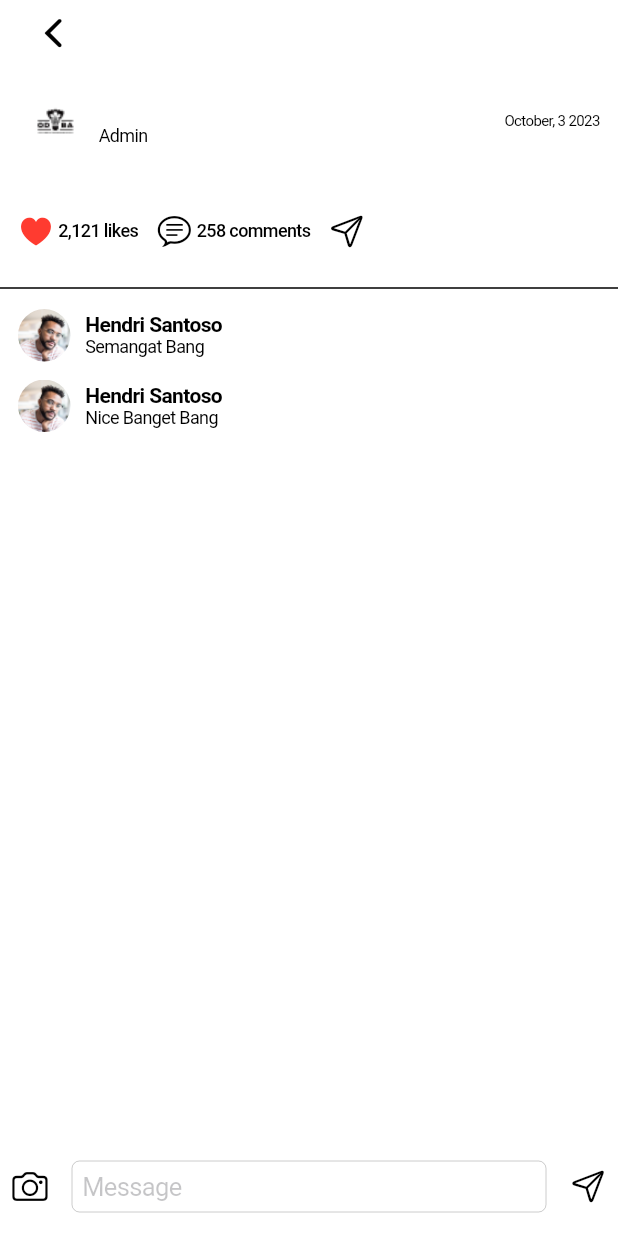
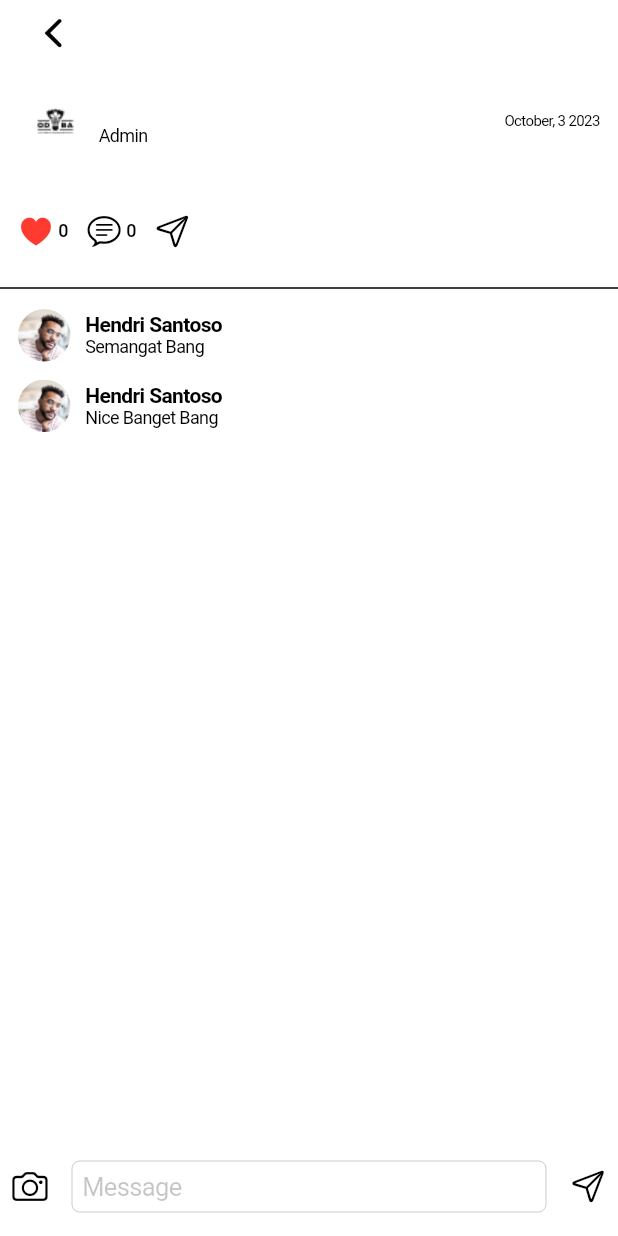
Before and after one commit to Delvinlim/konekto, a Flutter app: the CommunitiesPost screen opened directly with empty values, after a tap on an icon or button, on a phone screen of 412 x 824 dp. Run offline on Flutter 3.47's test engine with Material 3 defaults, Android fonts, the phone set to English and light mode, and no system bars; drawn by our look-alikes of skeletonizer; our stand-ins replace camera, card_swiper, dio, flutter_easyloading, flutter_secure_storage, modal_bottom_sheet and 5 more; missing offline and left inert: cupertino_onboarding, custom_accordion, flutter_session_jwt; accounts and stored records are empty; network calls fail.

Commit message:
feat: latest app adjustment and updates

```diff
--- a/lib/main.dart
+++ b/lib/main.dart
@@ -14,7 +14,7 @@ void configLoading() {
     ..radius = 10.0
     ..indicatorSize = 45.0
     ..textColor = Colors.black
-    ..indicatorColor = Colors.black
+    ..indicatorColor = Colors.white
     ..maskColor = Colors.transparent
     ..backgroundColor = Colors.transparent
     ..boxShadow = []
--- a/lib/pages/communities/community_detail_page.dart
+++ b/lib/pages/communities/community_detail_page.dart
@@ -112,8 +112,8 @@ class _CommunitiesDetailState extends State<CommunitiesDetailPage> {
     });
     dynamic accessToken = await _storage.read(key: 'jwtToken');
     try {
-      Response response = await dioClient.get('/community/posts',
-          data: {'communityId': widget.communityId},
+      Response response = await dioClient.get(
+          '/community/posts/${widget.communityId}',
           options: Options(headers: {"Authorization": 'Bearer $accessToken'}));
       print('hello here..');
       print(response);
@@ -137,10 +137,10 @@ class _CommunitiesDetailState extends State<CommunitiesDetailPage> {
         print('end post response');
       } else {
         // Handle error response (non-200 status code)
-        print('Failed to fetch notification data: ${response.statusCode}');
+        print('Failed to fetch posts data: ${response.statusCode}');
       }
     } on DioException catch (e) {
-      print('error post...');
+      print('error post disini.......');
       print(e);
       setState(() {
         isPostsFetched = false;
@@ -320,7 +320,7 @@ class _CommunitiesDetailState extends State<CommunitiesDetailPage> {
                           const Column(
                             children: [
                               Text(
-                                '13',
+                                '0',
                                 style: TextStyle(
                                     fontSize: 16,
                                     fontWeight: FontWeight.w700,
--- a/lib/pages/communities/community_page.dart
+++ b/lib/pages/communities/community_page.dart
@@ -72,7 +72,7 @@ class _CommunitiesState extends State<Communities> {
     } on DioException catch (e) {
       // The request was made and the server responded with a status code
       // that falls out of the range of 2xx and is also not 304.
-      print('error post...');
+      print('error fetch posts...');
       print(e);
       setState(() {
         isPostsFetched = false;
@@ -152,7 +152,7 @@ class _CommunitiesState extends State<Communities> {
     } on DioException catch (e) {
       // The request was made and the server responded with a status code
       // that falls out of the range of 2xx and is also not 304.
-      print('error post...');
+      print('error getting community list...');
       print(e);
       setState(() {
         isCommunitiesFetched = false;
@@ -238,12 +238,12 @@ class _CommunitiesState extends State<Communities> {
         // print('end communities response');
       } else {
         // Handle error response (non-200 status code)
-        print('Failed to fetch notification data: ${response.statusCode}');
+        print('Failed to fetch communities data: ${response.statusCode}');
       }
     } on DioException catch (e) {
       // The request was made and the server responded with a status code
       // that falls out of the range of 2xx and is also not 304.
-      print('error post...');
+      print('error communities by categories...');
       print(e);
       setState(() {
         isCommunitiesFetched = false;
--- a/lib/pages/communities/community_post_page.dart
+++ b/lib/pages/communities/community_post_page.dart
@@ -71,8 +71,11 @@ class _CommunitiesPostState extends State<CommunitiesPost> {
     });
     dynamic accessToken = await _storage.read(key: 'jwtToken');
     try {
-      Response response = await dioClient.get('/community/post',
-          data: {'postId': widget.postId},
+      print('before executing...');
+      print(widget.postId);
+      Response response = await dioClient.get(
+          '/community/post/${widget.postId}',
+          data: {},
           options: Options(headers: {"Authorization": 'Bearer $accessToken'}));
       print('hello here..');
       print(response);
@@ -99,7 +102,7 @@ class _CommunitiesPostState extends State<CommunitiesPost> {
     } on DioException catch (e) {
       // The request was made and the server responded with a status code
       // that falls out of the range of 2xx and is also not 304.
-      print('error post...');
+      print('error post hereeeee...');
       print(e);
       setState(() {
         isPostsFetched = false;
--- a/lib/widgets/card/communities_card_widget.dart
+++ b/lib/widgets/card/communities_card_widget.dart
@@ -1,3 +1,5 @@
+import 'dart:convert';
+
 import 'package:dio/dio.dart';
 import 'package:flutter/cupertino.dart';
 import 'package:flutter/material.dart';
@@ -250,6 +252,78 @@ class ForYouCommunitiesCard extends StatefulWidget {
 
 class _ForYouCommunitiesCardState extends State<ForYouCommunitiesCard> {
   IconData heartIcon = CupertinoIcons.heart;
+  num totalLikes = 0;
+  num totalComments = 0;
+
+  @override
+  void initState() {
+    super.initState();
+    fetchPostMetadata();
+  }
+
+  void fetchPostMetadata() async {
+    try {
+      Response res = await dioClient.get('/post/${widget.postId}/metadata');
+      final response = json.decode(res.toString());
+      if (res.statusCode == 200) {
+        // Successful response, parse the JSON
+        // Map<String, dynamic> responseData = response.data;
+        // CommunityPostsResponse communityPostsResponse =
+        //     CommunityPostsResponse.fromJson(responseData);
+        setState(() {
+          totalLikes = response['totalLikes']['count'] ?? 0;
+          totalComments = response['totalComments']['count'] ?? 0;
+          // postsList = communityPostsResponse.communityPosts ?? [];
+          // isPostsFetched = false;
+        });
+        // Successful response, parse the JSON
+      } else {
+        // Handle error response (non-200 status code)
+        print('Failed to fetch post metadata data: ${res.statusCode}');
+      }
+    } on DioException catch (e) {
+      // The request was made and the server responded with a status code
+      // that falls out of the range of 2xx and is also not 304.
+      print('error post metadata...');
+      print(e);
+      // setState(() {
+      //   isPostsFetched = false;
+      // });
+      if (e.response?.data['message'] != null &&
+          e.response?.statusCode != 429) {
+        // ignore: use_build_context_synchronously
+        toastification.show(
+            context: context,
+            title: Text(e.response?.data['message']),
+            autoCloseDuration: const Duration(seconds: 3),
+            type: ToastificationType.warning,
+            style: ToastificationStyle.flatColored,
+            alignment: Alignment.topCenter,
+            direction: TextDirection.ltr,
+            dragToClose: true,
+            showProgressBar: false);
+      } else {
+        // Something happened in setting up or sending the request that triggered an Error
+        // ignore: use_build_context_synchronously
+        toastification.show(
+            context: context,
+            title: e.message != null
+                ? Text(e.response!.statusMessage!)
+                : const Text("Server Error"),
+            description: const Text(
+              'Failed to get post metadata',
+              style: TextStyle(fontWeight: FontWeight.w500),
+            ),
+            autoCloseDuration: const Duration(seconds: 3),
+            type: ToastificationType.error,
+            style: ToastificationStyle.flatColored,
+            alignment: Alignment.topCenter,
+            direction: TextDirection.ltr,
+            dragToClose: true,
+            showProgressBar: false);
+      }
+    }
+  }
 
   @override
   Widget build(BuildContext context) {
@@ -374,71 +448,6 @@ class _ForYouCommunitiesCardState extends State<ForYouCommunitiesCard> {
                   ),
                 ),
               ),
-            // SizedBox(
-            //   // Use a LayoutBuilder to get the width of the parent container dynamically
-            //   child: LayoutBuilder(
-            //     builder: (BuildContext context, BoxConstraints constraints) {
-            //       double imageSize = constraints
-            //           .maxWidth; // Use the width as the size for both width and height
-
-            //       return Container(
-            //         width: imageSize,
-            //         height: imageSize,
-            //         decoration: BoxDecoration(
-            //           image: DecorationImage(
-            //             image: NetworkImage(widget.contentImage!),
-            //             fit: BoxFit
-            //                 .cover, // Fill the container while maintaining aspect ratio
-            //           ),
-            //           borderRadius: BorderRadius.circular(4),
-            //         ),
-            //       );
-            //     },
-            //   ),
-            // ),
-            // SizedBox(
-            //   child: LayoutBuilder(
-            //     builder: (BuildContext context, BoxConstraints constraints) {
-            //       double imageSize = constraints
-            //           .maxWidth; // Use the width as the size for both width and height
-
-            //       return ClipRRect(
-            //         borderRadius: BorderRadius.circular(6),
-            //         child: Image.network(
-            //           widget.contentImage!,
-            //           width: imageSize,
-            //           height: imageSize,
-            //           fit: BoxFit
-            //               .cover, // Fill the container while maintaining aspect ratio
-            //           loadingBuilder: (context, widget, loadingProgress) {
-            //             if (loadingProgress == null) {
-            //               return widget;
-            //             } else {
-            //               return Center(
-            //                 child: CircularProgressIndicator(
-            //                   value: loadingProgress.expectedTotalBytes !=
-            //                           null
-            //                       ? loadingProgress.cumulativeBytesLoaded /
-            //                           loadingProgress.expectedTotalBytes!
-            //                       : null,
-            //                 ),
-            //               );
-            //             }
-            //           },
-            //           errorBuilder: (context, error, stackTrace) {
-            //             return const Center(
-            //               child: Icon(
-            //                 Icons.broken_image,
-            //                 size: 32,
-            //                 color: CupertinoColors.black,
-            //               ),
-            //             );
-            //           },
-            //         ),
-            //       );
-            //     },
-            //   ),
-            // ),
             if (widget.contentImage != null && widget.contentImage != '')
               Column(
                 children: [
@@ -470,28 +479,28 @@ class _ForYouCommunitiesCardState extends State<ForYouCommunitiesCard> {
                               const SizedBox(
                                 width: 3,
                               ),
-                              const Text(
-                                '2,121 likes',
-                                style: TextStyle(
+                              Text(
+                                totalLikes.toString(),
+                                style: const TextStyle(
                                     fontWeight: FontWeight.w500, fontSize: 12),
                               )
                             ]),
                         Container(
                           margin: const EdgeInsets.symmetric(horizontal: 12),
-                          child: const Row(
+                          child: Row(
                               crossAxisAlignment: CrossAxisAlignment.center,
                               mainAxisAlignment: MainAxisAlignment.center,
                               children: [
-                                Icon(
+                                const Icon(
                                   CupertinoIcons.chat_bubble_text,
                                   color: CupertinoColors.black,
                                 ),
-                                SizedBox(
+                                const SizedBox(
                                   width: 3,
                                 ),
                                 Text(
-                                  '298 comments',
-                                  style: TextStyle(
+                                  totalComments.toString(),
+                                  style: const TextStyle(
                                       fontWeight: FontWeight.w500,
                                       fontSize: 12),
                                 )
@@ -571,28 +580,28 @@ class _ForYouCommunitiesCardState extends State<ForYouCommunitiesCard> {
                               const SizedBox(
                                 width: 3,
                               ),
-                              const Text(
-                                '2,121 likes',
-                                style: TextStyle(
+                              Text(
+                                totalLikes.toString(),
+                                style: const TextStyle(
                                     fontWeight: FontWeight.w500, fontSize: 12),
                               )
                             ]),
                         Container(
                           margin: const EdgeInsets.symmetric(horizontal: 12),
-                          child: const Row(
+                          child: Row(
                               crossAxisAlignment: CrossAxisAlignment.center,
                               mainAxisAlignment: MainAxisAlignment.center,
                               children: [
-                                Icon(
+                                const Icon(
                                   CupertinoIcons.chat_bubble_text,
                                   color: CupertinoColors.black,
                                 ),
-                                SizedBox(
+                                const SizedBox(
                                   width: 3,
                                 ),
                                 Text(
-                                  '258 comments',
-                                  style: TextStyle(
+                                  totalComments.toString(),
+                                  style: const TextStyle(
                                       fontWeight: FontWeight.w500,
                                       fontSize: 12),
                                 )
@@ -774,6 +783,8 @@ class _CommunityDiscoverModalState extends State<CommunityDiscoverModal> {
     });
     dynamic accessToken = await _storage.read(key: 'jwtToken');
     try {
+      print('discoverid....');
+      print(widget.discoverId);
       Response response = await dioClient.get(
           '/community/detail/${widget.discoverId}',
           options: Options(headers: {"Authorization": 'Bearer $accessToken'}));
@@ -903,7 +914,7 @@ class _CommunityDiscoverModalState extends State<CommunityDiscoverModal> {
                 ? Text(e.response!.statusMessage!)
                 : const Text("Server Error"),
             description: const Text(
-              'Failed to get communities',
+              'Failed to join communities',
               style: TextStyle(fontWeight: FontWeight.w500),
             ),
             autoCloseDuration: const Duration(seconds: 3),
```
